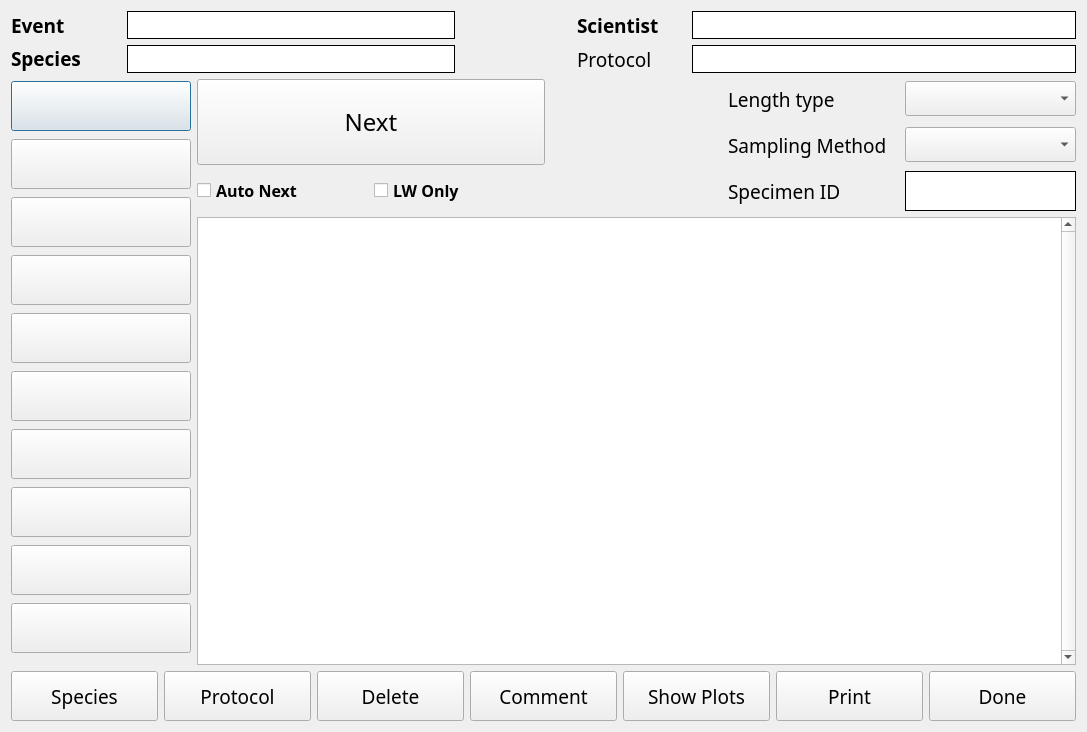
Qt form ui/CLAMSSpecimen.ui (noaa-afsc-mace/CLAMS) before a commit.
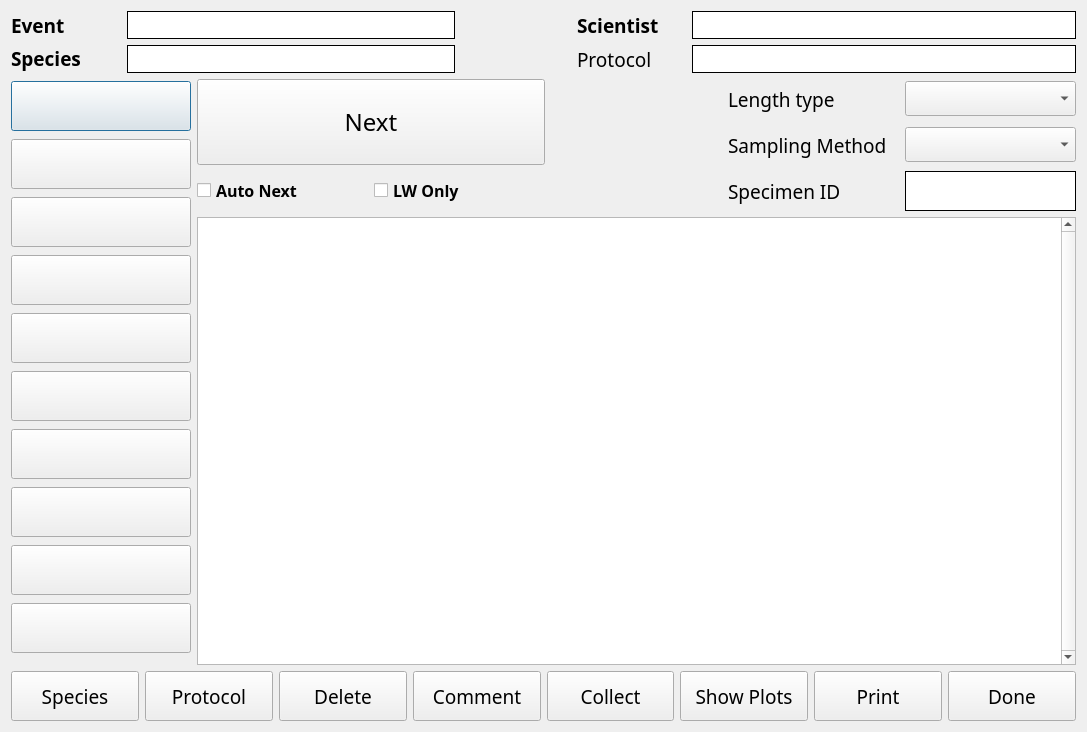
The same form after that commit.

Commit message: adding back in collect btn

What changed in the file:
```diff
--- a/ui/CLAMSSpecimen.ui
+++ b/ui/CLAMSSpecimen.ui
@@ -728,6 +728,25 @@
        </property>
       </widget>
      </item>
+     <item>
+      <widget class="QPushButton" name="collectBtn">
+       <property name="minimumSize">
+        <size>
+         <width>0</width>
+         <height>50</height>
+        </size>
+       </property>
+       <property name="font">
+        <font>
+         <family>Arial Black</family>
+         <pointsize>14</pointsize>
+        </font>
+       </property>
+       <property name="text">
+        <string>Collect</string>
+       </property>
+      </widget>
+     </item>
      <item>
       <widget class="QPushButton" name="plotsView">
        <property name="minimumSize">
```
The commit also changes 2 other files.
